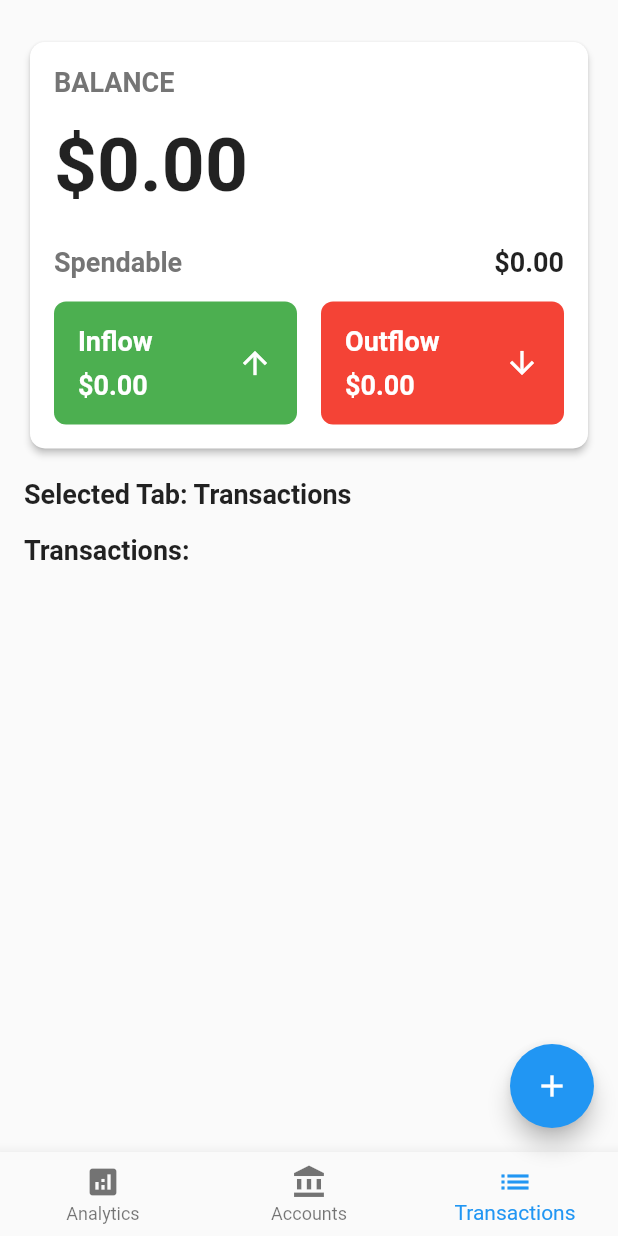
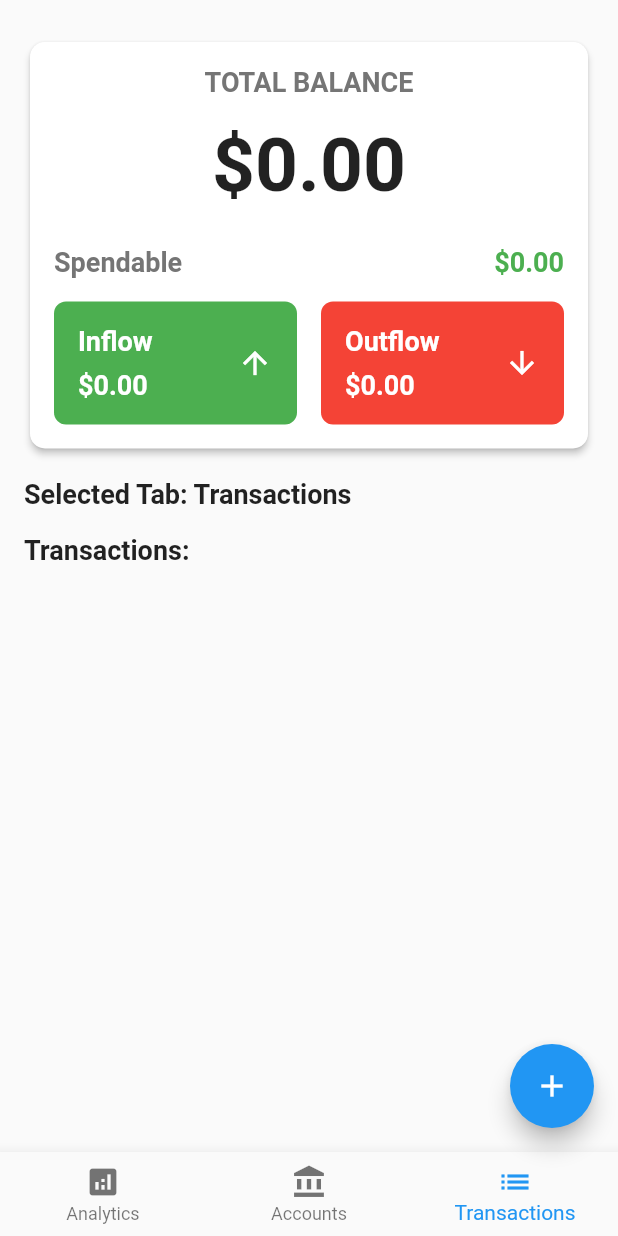
Before and after one commit to rpyncierto/AllowancePal, a Flutter app: the DashboardPage screen opened directly, on a phone screen of 412 x 824 dp. Run offline on Flutter 3.47's test engine with Material 2 defaults, Android fonts, the light colour scheme and no system bars; our stand-ins replace firebase_core, shared_preferences; accounts and stored records are empty.

Commit message:
style: modified ui of header card

```diff
--- a/lib/screens/tracker/dashboard_page.dart
+++ b/lib/screens/tracker/dashboard_page.dart
@@ -99,20 +99,24 @@ class _DashboardPageState extends State<DashboardPage> {
     child: Column(
       crossAxisAlignment: CrossAxisAlignment.start,
       children: [
-                      Text(
-                        'BALANCE',
+        Center(
+          child: Text(
+            'TOTAL BALANCE',
             style: TextStyle(
               fontSize: 18.0,
               fontWeight: FontWeight.bold,
               color: Colors.grey[600],
             ),
           ),
+        ),
         const SizedBox(height: 16.0),
-                      Text(
+        Center(
+          child: Text(
             '\$${totalBalance.toStringAsFixed(2)}',
             style: TextStyle(
               fontSize: 50.0,
               fontWeight: FontWeight.bold,
+            ),
           ),
         ),
         const SizedBox(height: 24.0),
@@ -131,13 +135,16 @@ class _DashboardPageState extends State<DashboardPage> {
             ),
             Expanded(
               flex: 3,
+              child: Align(
+                alignment: Alignment.centerRight,
                 child: Text(
                   '\$${spendableAmount.toStringAsFixed(2)}',
                   style: TextStyle(
                     fontSize: 18.0,
                     fontWeight: FontWeight.bold,
+                    color: Colors.green,
                   ),
-                              textAlign: TextAlign.end,
+                ),
               ),
             ),
           ],
@@ -151,15 +158,12 @@ class _DashboardPageState extends State<DashboardPage> {
                   color: Colors.green,
                   borderRadius: BorderRadius.circular(8.0),
                 ),
-                              padding: const EdgeInsets.symmetric(
-                                  vertical: 16.0, horizontal: 16.0),
+                padding: const EdgeInsets.symmetric(vertical: 16.0, horizontal: 16.0),
                 child: Row(
-                                mainAxisAlignment:
-                                    MainAxisAlignment.spaceBetween,
+                  mainAxisAlignment: MainAxisAlignment.spaceBetween,
                   children: [
                     Column(
-                                    crossAxisAlignment:
-                                        CrossAxisAlignment.start,
+                      crossAxisAlignment: CrossAxisAlignment.start,
                       children: [
                         Text(
                           'Inflow',
@@ -195,15 +199,12 @@ class _DashboardPageState extends State<DashboardPage> {
                   color: Colors.red,
                   borderRadius: BorderRadius.circular(8.0),
                 ),
-                              padding: const EdgeInsets.symmetric(
-                                  vertical: 16.0, horizontal: 16.0),
+                padding: const EdgeInsets.symmetric(vertical: 16.0, horizontal: 16.0),
                 child: Row(
-                                mainAxisAlignment:
-                                    MainAxisAlignment.spaceBetween,
+                  mainAxisAlignment: MainAxisAlignment.spaceBetween,
                   children: [
                     Column(
-                                    crossAxisAlignment:
-                                        CrossAxisAlignment.start,
+                      crossAxisAlignment: CrossAxisAlignment.start,
                       children: [
                         Text(
                           'Outflow',
@@ -238,6 +239,7 @@ class _DashboardPageState extends State<DashboardPage> {
     ),
   ),
 ),
+
               const SizedBox(height: 16.0),
               Text(
                 'Selected Tab: ${tabNames[_selectedIndex]}',
@@ -336,7 +338,7 @@ class _DashboardPageState extends State<DashboardPage> {
                             trailing: IconButton(
                               icon: Icon(Icons.delete),
                               onPressed: () {
-                                _deleteAccount(index);
+                                _deleteTransaction(index);
                               },
                             ),
                           ),
@@ -426,6 +428,14 @@ class _DashboardPageState extends State<DashboardPage> {
     });
     await _saveAccountData(); // Save the updated account data
     _fetchAccountData(); // Fetch updated account data
+  }
+
+  void _deleteTransaction(int index) async {
+    setState(() {
+      transactions.removeAt(index);
+    });
+    await _saveTransactionData(); // Save the updated transaction data
+    _fetchTransactionData(); // Fetch updated transaction data
   }
 
   void _onTabTapped(int index) {
```
Lines whose indentation alone changed are shown as unchanged.
